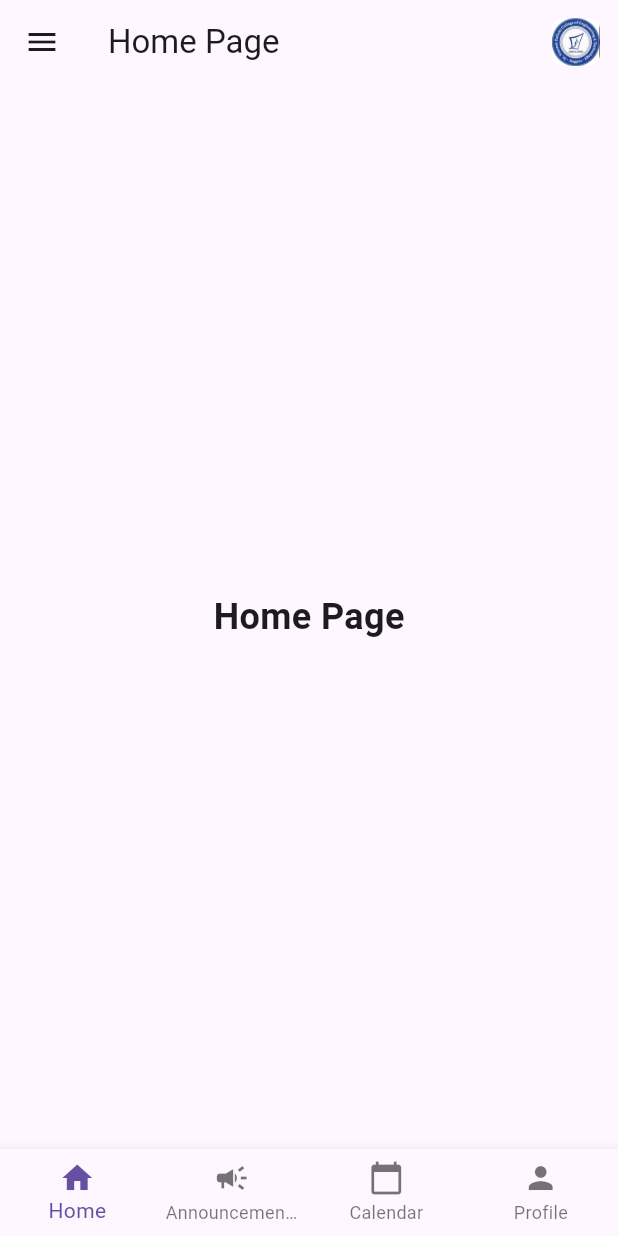
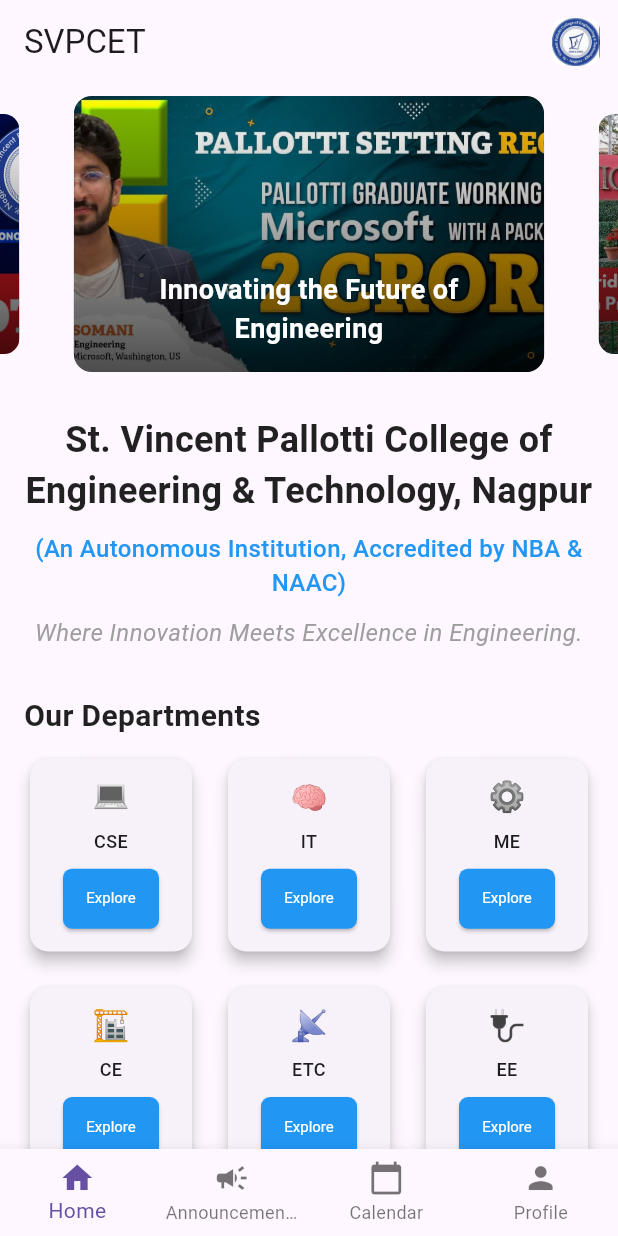
Before and after one commit to theaashaychahande/stvincent_sys_app, a Flutter app: the screen it shows after launch, on a phone screen of 412 x 824 dp. Run offline on Flutter 3.47's test engine with Material 3 defaults, Android fonts, the phone set to English and light mode, and no system bars; drawn by our look-alikes of carousel_slider.

Commit message:
updated whole home page of application addded all the data

```diff
--- a/lib/main_navigation.dart
+++ b/lib/main_navigation.dart
@@ -1,5 +1,5 @@
 import 'package:flutter/material.dart';
-import 'home_screen.dart';
+import 'screens/home_dashboard.dart';
 import 'announcements_screen.dart';
 import 'calendar_screen.dart';
 import 'profile_screen.dart';
@@ -15,7 +15,7 @@ class _MainNavigationState extends State<MainNavigation> {
   int _selectedIndex = 0;
 
   final List<Widget> _screens = const [
-    HomeScreen(),
+    HomeDashboard(),
     AnnouncementsScreen(),
     CalendarScreen(),
     ProfileScreen(),
--- /dev/null
+++ b/lib/screens/home_dashboard.dart
@@ -0,0 +1,487 @@
+import 'package:flutter/material.dart';
+import 'package:carousel_slider/carousel_slider.dart';
+import '../widgets/college_logo.dart';
+
+class HomeDashboard extends StatefulWidget {
+  const HomeDashboard({super.key});
+
+  @override
+  State<HomeDashboard> createState() => _HomeDashboardState();
+}
+
+class _HomeDashboardState extends State<HomeDashboard> {
+  final List<String> carouselCaptions = [
+    'Innovating the Future of Engineering',
+    'Where Technology Meets Excellence',
+    'Proudly NBA & NAAC Accredited',
+    'Empowering Global Engineers',
+    'Cutting-edge Research and Innovation',
+    'Dedicated to Student Success',
+    'Building Future-Ready Technologists',
+  ];
+
+  final List<Map<String, String>> branches = [
+    {'name': 'CSE', 'icon': '💻'},
+    {'name': 'IT', 'icon': '🧠'},
+    {'name': 'ME', 'icon': '⚙️'},
+    {'name': 'CE', 'icon': '🏗️'},
+    {'name': 'ETC', 'icon': '📡'},
+    {'name': 'EE', 'icon': '🔌'},
+    {'name': 'Civil', 'icon': '🚧'},
+    {'name': 'CSBS', 'icon': '🧬'},
+    {'name': 'AI', 'icon': '🤖'},
+    {'name': 'Robotics & AI', 'icon': '🦾'},
+    {'name': 'Industrial IoT', 'icon': '🌐'},
+    {'name': 'B.Voc', 'icon': '🛠️'},
+    {'name': 'Data Science', 'icon': '📊'},
+    {'name': 'Cyber Security', 'icon': '🔒'},
+    {'name': 'First Year', 'icon': '📘'},
+  ];
+
+  final List<Map<String, String>> quickLinks = [
+    {'name': 'Academic Calendar', 'icon': '📅'},
+    {'name': 'Admissions', 'icon': '📝'},
+    {'name': 'Departments', 'icon': '🏫'},
+    {'name': 'Notices & Circulars', 'icon': '📢'},
+    {'name': 'Student Portal', 'icon': '👨‍🎓'},
+    {'name': 'Placements', 'icon': '💼'},
+    {'name': 'Contact Us', 'icon': '📞'},
+  ];
+
+  @override
+  Widget build(BuildContext context) {
+    return Scaffold(
+      appBar: AppBar(
+        title: const Text('SVPCET'),
+        actions: [
+          Padding(
+            padding: const EdgeInsets.only(right: 12),
+            child: CollegeLogo(size: 32),
+          ),
+        ],
+      ),
+      body: SingleChildScrollView(
+        child: Column(
+          children: [
+            // Carousel Slider
+            CarouselSlider(
+              options: CarouselOptions(
+                height: 200.0,
+                autoPlay: true,
+                autoPlayInterval: const Duration(seconds: 5),
+                enlargeCenterPage: true,
+                scrollDirection: Axis.horizontal,
+              ),
+              items: List.generate(7, (index) {
+                return _buildCarouselItem(index);
+              }),
+            ),
+            const SizedBox(height: 20),
+
+            // College Info
+            const Padding(
+              padding: EdgeInsets.symmetric(horizontal: 16.0),
+              child: Column(
+                children: [
+                  Text(
+                    'St. Vincent Pallotti College of Engineering & Technology, Nagpur',
+                    textAlign: TextAlign.center,
+                    style: TextStyle(
+                      fontSize: 24,
+                      fontWeight: FontWeight.bold,
+                      color: Colors.black87,
+                    ),
+                  ),
+                  SizedBox(height: 10),
+                  Text(
+                    '(An Autonomous Institution, Accredited by NBA & NAAC)',
+                    textAlign: TextAlign.center,
+                    style: TextStyle(
+                      fontSize: 16,
+                      color: Colors.blue,
+                      fontWeight: FontWeight.w500,
+                    ),
+                  ),
+                  SizedBox(height: 10),
+                  Text(
+                    'Where Innovation Meets Excellence in Engineering.',
+                    textAlign: TextAlign.center,
+                    style: TextStyle(
+                      fontSize: 16,
+                      color: Colors.grey,
+                      fontStyle: FontStyle.italic,
+                    ),
+                  ),
+                ],
+              ),
+            ),
+            const SizedBox(height: 30),
+
+            // Branches Grid
+            const Padding(
+              padding: EdgeInsets.symmetric(horizontal: 16.0),
+              child: Align(
+                alignment: Alignment.centerLeft,
+                child: Text(
+                  'Our Departments',
+                  style: TextStyle(
+                    fontSize: 20,
+                    fontWeight: FontWeight.bold,
+                    color: Colors.black87,
+                  ),
+                ),
+              ),
+            ),
+            const SizedBox(height: 10),
+            Padding(
+              padding: const EdgeInsets.symmetric(horizontal: 16.0),
+              child: LayoutBuilder(
+                builder: (context, constraints) {
+                  return GridView.count(
+                    crossAxisCount: 3,
+                    crossAxisSpacing: 16,
+                    mainAxisSpacing: 16,
+                    shrinkWrap: true,
+                    physics: const NeverScrollableScrollPhysics(),
+                    childAspectRatio: (constraints.maxWidth / 3 - 16) / 130,
+                    children: branches.map((branch) => _buildBranchCard(branch)).toList(),
+                  );
+                },
+              ),
+            ),
+            const SizedBox(height: 30),
+
+            // Achievements & Accreditations
+            const Padding(
+              padding: EdgeInsets.symmetric(horizontal: 16.0),
+              child: Align(
+                alignment: Alignment.centerLeft,
+                child: Text(
+                  'Accreditations & Achievements',
+                  style: TextStyle(
+                    fontSize: 20,
+                    fontWeight: FontWeight.bold,
+                    color: Colors.black87,
+                  ),
+                ),
+              ),
+            ),
+            const SizedBox(height: 10),
+            Padding(
+              padding: const EdgeInsets.symmetric(horizontal: 16.0),
+              child: LayoutBuilder(
+                builder: (context, constraints) {
+                  return GridView.count(
+                    crossAxisCount: 3,
+                    crossAxisSpacing: 16,
+                    mainAxisSpacing: 16,
+                    shrinkWrap: true,
+                    physics: const NeverScrollableScrollPhysics(),
+                    childAspectRatio: (constraints.maxWidth / 3 - 16) / 140,
+                    children: [
+                      _buildAchievementCard('NAAC', 'A Grade'),
+                      _buildAchievementCard('NBA', 'Accredited'),
+                      _buildAchievementCard('Autonomous', 'Status'),
+                      _buildAchievementCard('AICTE', 'Approved'),
+                      _buildAchievementCard('RTMNU', 'Affiliated'),
+                    ],
+                  );
+                },
+              ),
+            ),
+            const SizedBox(height: 30),
+
+            // Vision & Mission
+            const Padding(
+              padding: EdgeInsets.symmetric(horizontal: 16.0),
+              child: Align(
+                alignment: Alignment.centerLeft,
+                child: Text(
+                  'Vision & Mission',
+                  style: TextStyle(
+                    fontSize: 20,
+                    fontWeight: FontWeight.bold,
+                    color: Colors.black87,
+                  ),
+                ),
+              ),
+            ),
+            const SizedBox(height: 10),
+            Padding(
+              padding: const EdgeInsets.symmetric(horizontal: 16.0),
+              child: Row(
+                children: [
+                  Expanded(
+                    child: _buildVisionMissionCard(
+                      'Vision',
+                      'To develop a knowledge-based society with clarity of thoughts and charity at hearts to serve humanity with integrity.',
+                      true,
+                    ),
+                  ),
+                  const SizedBox(width: 8),
+                  Expanded(
+                    child: _buildVisionMissionCard(
+                      'Mission',
+                      '• Empower youth to be technocrats\n• Foster discipline and knowledge\n• Uphold professional spirit',
+                      false,
+                    ),
+                  ),
+                ],
+              ),
+            ),
+            const SizedBox(height: 30),
+
+            // Quick Links
+            const Padding(
+              padding: EdgeInsets.symmetric(horizontal: 16.0),
+              child: Align(
+                alignment: Alignment.centerLeft,
+                child: Text(
+                  'Quick Links',
+                  style: TextStyle(
+                    fontSize: 20,
+                    fontWeight: FontWeight.bold,
+                    color: Colors.black87,
+                  ),
+                ),
+              ),
+            ),
+            const SizedBox(height: 10),
+            Padding(
+              padding: const EdgeInsets.symmetric(horizontal: 16.0),
+              child: LayoutBuilder(
+                builder: (context, constraints) {
+                  return GridView.count(
+                    crossAxisCount: 4,
+                    crossAxisSpacing: 16,
+                    mainAxisSpacing: 16,
+                    shrinkWrap: true,
+                    physics: const NeverScrollableScrollPhysics(),
+                    childAspectRatio: (constraints.maxWidth / 4 - 16) / 90,
+                    children: quickLinks.map((link) => _buildQuickLinkCard(link)).toList(),
+                  );
+                },
+              ),
+            ),
+            const SizedBox(height: 30),
+          ],
+        ),
+      ),
+    );
+  }
+
+  Widget _buildCarouselItem(int index) {
+    // Use the actual home images
+    final String imagePath = 'assets/home${index + 1}.jpg';
+
+    return Container(
+      margin: const EdgeInsets.all(8.0),
+      decoration: BoxDecoration(
+        borderRadius: BorderRadius.circular(12),
+        image: DecorationImage(
+          image: AssetImage(imagePath),
+          fit: BoxFit.cover,
+        ),
+      ),
+      child: Container(
+        decoration: BoxDecoration(
+          borderRadius: BorderRadius.circular(12),
+          gradient: LinearGradient(
+            begin: Alignment.topCenter,
+            end: Alignment.bottomCenter,
+            colors: [
+              Colors.transparent,
+              Colors.black.withOpacity(0.7),
+            ],
+          ),
+        ),
+        child: Align(
+          alignment: Alignment.bottomCenter,
+          child: Padding(
+            padding: const EdgeInsets.all(16.0),
+            child: Text(
+              carouselCaptions[index],
+              textAlign: TextAlign.center,
+              style: const TextStyle(
+                fontSize: 18,
+                fontWeight: FontWeight.bold,
+                color: Colors.white,
+              ),
+            ),
+          ),
+        ),
+      ),
+    );
+  }
+
+  Widget _buildBranchCard(Map<String, String> branch) {
+    return Card(
+      elevation: 4,
+      shape: RoundedRectangleBorder(
+        borderRadius: BorderRadius.circular(12),
+      ),
+      child: Padding(
+        padding: const EdgeInsets.all(8.0),
+        child: Column(
+          mainAxisAlignment: MainAxisAlignment.center,
+          children: [
+            Text(
+              branch['icon']!,
+              style: const TextStyle(fontSize: 20),
+            ),
+            const SizedBox(height: 6),
+            Text(
+              branch['name']!,
+              textAlign: TextAlign.center,
+              style: const TextStyle(
+                fontSize: 12,
+                fontWeight: FontWeight.w500,
+              ),
+            ),
+            const SizedBox(height: 6),
+            ElevatedButton(
+              onPressed: () {
+                // Navigate to branch details
+                ScaffoldMessenger.of(context).showSnackBar(
+                  SnackBar(content: Text('Opening ${branch['name']} details')),
+                );
+              },
+              style: ElevatedButton.styleFrom(
+                backgroundColor: Colors.blue,
+                foregroundColor: Colors.white,
+                padding: const EdgeInsets.symmetric(horizontal: 6, vertical: 2),
+                textStyle: const TextStyle(fontSize: 10),
+                shape: RoundedRectangleBorder(
+                  borderRadius: BorderRadius.circular(6),
+                ),
+              ),
+              child: const Text('Explore'),
+            ),
+          ],
+        ),
+      ),
+    );
+  }
+
+  Widget _buildAchievementCard(String title, String subtitle) {
+    return Card(
+      elevation: 4,
+      shape: RoundedRectangleBorder(
+        borderRadius: BorderRadius.circular(12),
+      ),
+      child: Padding(
+        padding: const EdgeInsets.all(12.0),
+        child: Column(
+          mainAxisAlignment: MainAxisAlignment.center,
+          children: [
+            // Placeholder for logo
+            Container(
+              width: 40,
+              height: 40,
+              decoration: BoxDecoration(
+                color: Colors.blue.withOpacity(0.1),
+                borderRadius: BorderRadius.circular(8),
+              ),
+              child: const Icon(
+                Icons.school,
+                color: Colors.blue,
+                size: 24,
+              ),
+            ),
+            const SizedBox(height: 6),
+            Text(
+              title,
+              textAlign: TextAlign.center,
+              style: const TextStyle(
+                fontSize: 12,
+                fontWeight: FontWeight.bold,
+              ),
+            ),
+            const SizedBox(height: 2),
+            Text(
+              subtitle,
+              textAlign: TextAlign.center,
+              style: const TextStyle(
+                fontSize: 10,
+                color: Colors.grey,
+              ),
+            ),
+          ],
+        ),
+      ),
+    );
+  }
+
+  Widget _buildVisionMissionCard(String title, String content, bool isVision) {
+    return Card(
+      elevation: 4,
+      color: isVision ? Colors.blue.withOpacity(0.1) : Colors.green.withOpacity(0.1),
+      shape: RoundedRectangleBorder(
+        borderRadius: BorderRadius.circular(12),
+      ),
+      child: Padding(
+        padding: const EdgeInsets.all(16.0),
+        child: Column(
+          crossAxisAlignment: CrossAxisAlignment.start,
+          children: [
+            Row(
+              children: [
+                Icon(
+                  isVision ? Icons.lightbulb_outline : Icons.adjust,
+                  color: isVision ? Colors.blue : Colors.green,
+                ),
+                const SizedBox(width: 8),
+                Text(
+                  title,
+                  style: TextStyle(
+                    fontSize: 18,
+                    fontWeight: FontWeight.bold,
+                    color: isVision ? Colors.blue : Colors.green,
+                  ),
+                ),
+              ],
+            ),
+            const SizedBox(height: 12),
+            Text(
+              content,
+              style: const TextStyle(
+                fontSize: 12,
+                color: Colors.grey,
+              ),
+            ),
+          ],
+        ),
+      ),
+    );
+  }
+
+  Widget _buildQuickLinkCard(Map<String, String> link) {
+    return Card(
+      elevation: 4,
+      shape: RoundedRectangleBorder(
+        borderRadius: BorderRadius.circular(12),
+      ),
+      child: Padding(
+        padding: const EdgeInsets.all(6.0),
+        child: Column(
+          mainAxisAlignment: MainAxisAlignment.center,
+          children: [
+            Text(
+              link['icon']!,
+              style: const TextStyle(fontSize: 20),
+            ),
+            const SizedBox(height: 6),
+            Text(
+              link['name']!,
+              textAlign: TextAlign.center,
+              style: const TextStyle(
+                fontSize: 10,
+                fontWeight: FontWeight.w500,
+              ),
+            ),
+          ],
+        ),
+      ),
+    );
+  }
+}
```
Also changed, not shown: pubspec.yaml (+8 -0 lines), assets/home1.jpg (added), assets/home2.jpg (added), assets/home3.jpg (added), assets/home4.jpg (added), assets/home5.jpg (added), assets/home6.jpg (added), assets/home7.jpg (added), pubspec.lock.
